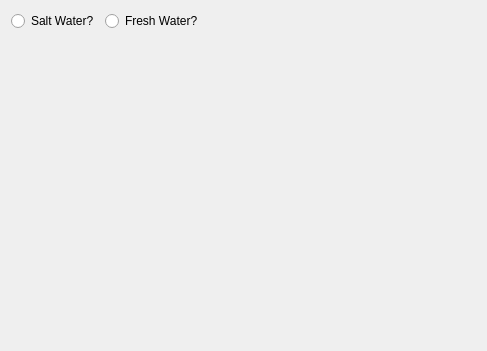
This is Calculators/PressureTemperatureVolume/IdealGasLaw/Page.ui in towel42-com/SCUBA-Calculator as Qt 5 draws it before an edit. The edited form follows.
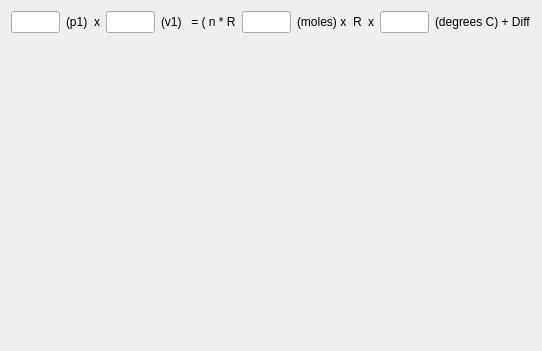
This is the edited form.

What changed in the file:
```diff
--- a/Calculators/PressureTemperatureVolume/IdealGasLaw/Page.ui
+++ b/Calculators/PressureTemperatureVolume/IdealGasLaw/Page.ui
@@ -6,7 +6,7 @@
    <rect>
     <x>0</x>
     <y>0</y>
-    <width>487</width>
+    <width>542</width>
     <height>351</height>
    </rect>
   </property>
@@ -17,31 +17,72 @@
    <item>
     <layout class="QHBoxLayout" name="horizontalLayout">
      <item>
-      <widget class="QRadioButton" name="saltwater">
+      <widget class="QLineEdit" name="p"/>
+     </item>
+     <item>
+      <widget class="QLabel" name="pLabel">
        <property name="text">
-        <string>Salt Water?</string>
+        <string>(p1)</string>
        </property>
       </widget>
      </item>
      <item>
-      <widget class="QRadioButton" name="freshWater">
+      <widget class="QLabel" name="label">
        <property name="text">
-        <string>Fresh Water?</string>
+        <string>x</string>
        </property>
       </widget>
      </item>
      <item>
-      <spacer name="horizontalSpacer">
-       <property name="orientation">
-        <enum>Qt::Orientation::Horizontal</enum>
+      <widget class="QLineEdit" name="v"/>
+     </item>
+     <item>
+      <widget class="QLabel" name="vLabel">
+       <property name="text">
+        <string>(v1)</string>
        </property>
-       <property name="sizeHint" stdset="0">
-        <size>
-         <width>40</width>
-         <height>20</height>
-        </size>
+      </widget>
+     </item>
+     <item>
+      <widget class="QLabel" name="label_5">
+       <property name="text">
+        <string> = ( n * R</string>
        </property>
-      </spacer>
+      </widget>
+     </item>
+     <item>
+      <widget class="QLineEdit" name="numMoles"/>
+     </item>
+     <item>
+      <widget class="QLabel" name="label_3">
+       <property name="text">
+        <string>(moles) x</string>
+       </property>
+      </widget>
+     </item>
+     <item>
+      <widget class="QLabel" name="idealGasConstant">
+       <property name="text">
+        <string>R</string>
+       </property>
+      </widget>
+     </item>
+     <item>
+      <widget class="QLabel" name="label_4">
+       <property name="text">
+        <string>x</string>
+       </property>
+      </widget>
+     </item>
+     <item>
+      <widget class="QLineEdit" name="t"/>
+     </item>
+     <item>
+      <widget class="QLabel" name="tLabel">
+       <property name="text">
+        <string>(degrees C) + Diff</string>
+       </property>
+      </widget>
      </item>
     </layout>
    </item>
```
Left out of the diff: 4 changed lines with no effect on the pictures.
